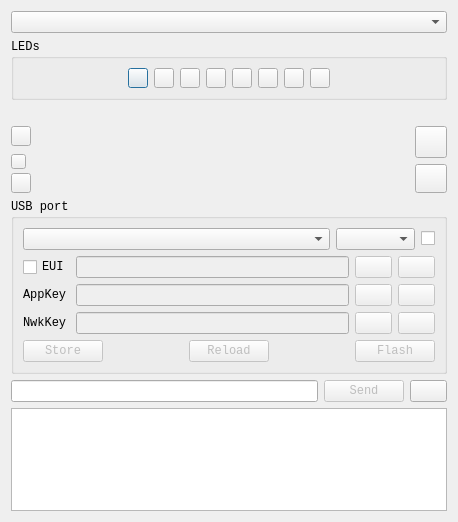
Qt form hardware/dialogcollarsim.ui (IvanTsantsarov/herdmind-simulator) before a commit.
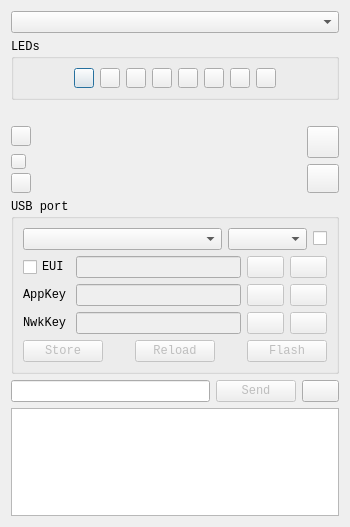
The same form after that commit. Icons and pictures are not drawn. Custom widgets are drawn as their Qt base class.

What changed in the file:
```diff
--- a/hardware/dialogcollarsim.ui
+++ b/hardware/dialogcollarsim.ui
@@ -6,8 +6,8 @@
    <rect>
     <x>0</x>
     <y>0</y>
-    <width>458</width>
-    <height>522</height>
+    <width>350</width>
+    <height>527</height>
    </rect>
   </property>
   <property name="maximumSize">
```
